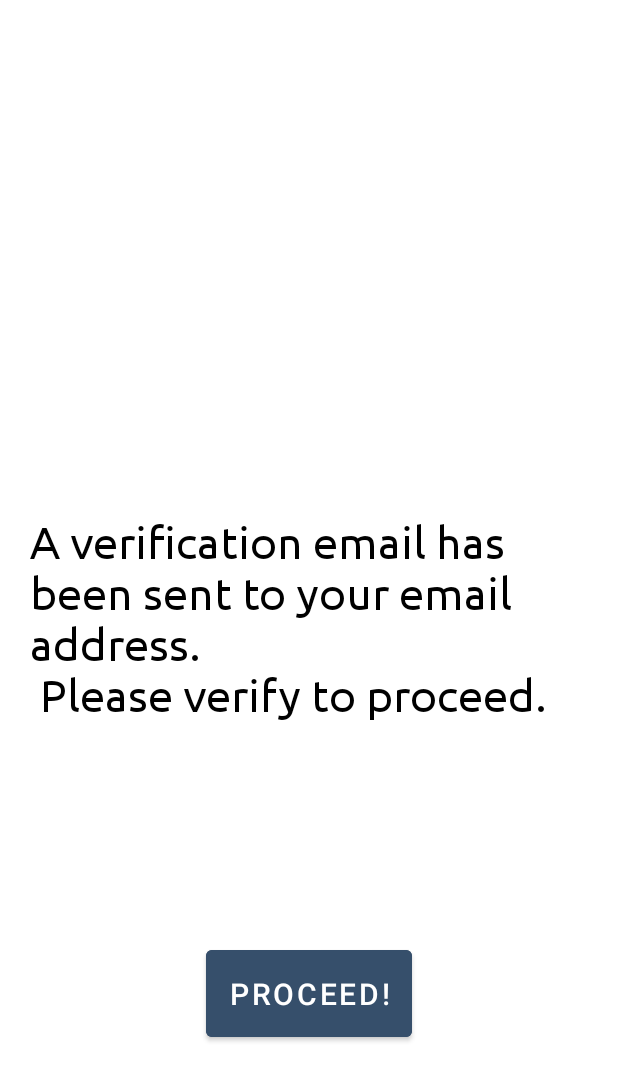
After one commit to Vaibhav5702/Milan, an Android app: the VerificationActivity screen opened directly, with no data from a screen before it, on a phone screen of 412 x 824 dp. The commit adds this screen. Shown: the top 1081 px of the screen. Run offline under Robolectric (Android 15) with nearby library versions, the phone set to English and light mode, and no system bars; our stand-ins replace Firebase (no records; nobody signed in at launch, a user with empty details on screens opened directly).

Commit message:
Email Verification

```diff
--- a/app/src/main/java/com/example/milan/LoginRegistser/Interest.java
+++ b/app/src/main/java/com/example/milan/LoginRegister/Interest.java
@@ -1,4 +1,4 @@
-package com.example.milan.LoginRegistser;
+package com.example.milan.LoginRegister;
 
 public class Interest {
     String interest;
--- a/app/src/main/java/com/example/milan/LoginRegistser/InterestActivity.java
+++ b/app/src/main/java/com/example/milan/LoginRegister/InterestActivity.java
@@ -1,4 +1,4 @@
-package com.example.milan.LoginRegistser;
+package com.example.milan.LoginRegister;
 
 import androidx.appcompat.app.AppCompatActivity;
 import androidx.recyclerview.widget.GridLayoutManager;
--- a/app/src/main/java/com/example/milan/LoginRegistser/InterestAdapter.java
+++ b/app/src/main/java/com/example/milan/LoginRegister/InterestAdapter.java
@@ -1,4 +1,4 @@
-package com.example.milan.LoginRegistser;
+package com.example.milan.LoginRegister;
 
 import android.content.Context;
 import android.graphics.Color;
--- /dev/null
+++ b/app/src/main/java/com/example/milan/LoginRegister/VerificationActivity.java
@@ -0,0 +1,38 @@
+package com.example.milan.LoginRegister;
+
+import androidx.appcompat.app.AppCompatActivity;
+
+import android.content.Intent;
+import android.os.Bundle;
+
+import android.widget.Button;
+import android.widget.Toast;
+
+import com.example.milan.R;
+import com.google.firebase.auth.FirebaseAuth;
+import com.google.firebase.auth.FirebaseUser;
+
+
+public class VerificationActivity extends AppCompatActivity {
+    FirebaseUser user;
+
+    @Override
+    protected void onCreate(Bundle savedInstanceState) {
+        super.onCreate(savedInstanceState);
+        setContentView(R.layout.activity_verification);
+        user=FirebaseAuth.getInstance().getCurrentUser();
+        Button button=findViewById(R.id.verify_btn);
+        button.setOnClickListener(v -> isVerified());
+    }
+
+    public void isVerified(){
+        user.reload();
+        boolean verified=user.isEmailVerified();
+
+        if(verified){
+            Intent intent=new Intent(VerificationActivity.this, InterestActivity.class);
+            intent.setFlags(Intent.FLAG_ACTIVITY_CLEAR_TASK | Intent.FLAG_ACTIVITY_NEW_TASK);
+            startActivity(intent);
+        }
+    }
+}
--- a/app/src/main/res/layout/activity_interest.xml
+++ b/app/src/main/res/layout/activity_interest.xml
@@ -6,7 +6,7 @@
     android:layout_height="match_parent"
     android:background="#364F6B"
     android:orientation="vertical"
-    tools:context=".LoginRegistser.InterestActivity">
+    tools:context=".LoginRegister.InterestActivity">
     <LinearLayout
         android:layout_width="match_parent"
         android:layout_height="wrap_content">
--- a/app/src/main/res/layout/activity_login.xml
+++ b/app/src/main/res/layout/activity_login.xml
@@ -4,7 +4,7 @@
     xmlns:tools="http://schemas.android.com/tools"
     android:layout_width="match_parent"
     android:layout_height="match_parent"
-    tools:context=".LoginRegistser.LoginActivity">
+    tools:context=".LoginRegister.LoginActivity">
 
     <androidx.constraintlayout.widget.Guideline
         android:id="@+id/guideline1"
--- a/app/src/main/res/layout/activity_main.xml
+++ b/app/src/main/res/layout/activity_main.xml
@@ -4,7 +4,7 @@
     xmlns:tools="http://schemas.android.com/tools"
     android:layout_width="match_parent"
     android:layout_height="match_parent"
-    tools:context=".LoginRegistser.MainActivity">
+    tools:context=".LoginRegister.MainActivity">
 
     <TextView
         android:layout_width="wrap_content"
--- a/app/src/main/res/layout/activity_sign_up.xml
+++ b/app/src/main/res/layout/activity_sign_up.xml
@@ -4,7 +4,7 @@
     xmlns:tools="http://schemas.android.com/tools"
     android:layout_width="match_parent"
     android:layout_height="match_parent"
-    tools:context=".LoginRegistser.SignUpActivity">
+    tools:context=".LoginRegister.SignUpActivity">
 
     <androidx.constraintlayout.widget.Guideline
         android:id="@+id/guideline1"
--- /dev/null
+++ b/app/src/main/res/layout/activity_verification.xml
@@ -0,0 +1,40 @@
+<?xml version="1.0" encoding="utf-8"?>
+<androidx.constraintlayout.widget.ConstraintLayout xmlns:android="http://schemas.android.com/apk/res/android"
+
+    xmlns:app="http://schemas.android.com/apk/res-auto"
+    xmlns:tools="http://schemas.android.com/tools"
+    android:layout_width="match_parent"
+    android:layout_height="match_parent"
+    tools:context=".LoginRegister.VerificationActivity">
+
+
+    <TextView
+        android:id="@+id/verifyText"
+        android:layout_width="wrap_content"
+        android:layout_height="wrap_content"
+        android:text="@string/verify_your_email_to_proceed"
+        android:textSize="30sp"
+        android:textColor="#000"
+        android:fontFamily="@font/ubuntu_regular"
+        android:padding="20dp"
+        app:layout_constraintBottom_toBottomOf="parent"
+        app:layout_constraintEnd_toEndOf="parent"
+        app:layout_constraintStart_toStartOf="parent"
+        app:layout_constraintTop_toTopOf="parent" />
+
+    <Button
+        android:id="@+id/verify_btn"
+        android:layout_width="wrap_content"
+        android:layout_height="wrap_content"
+        app:layout_constraintTop_toBottomOf="@id/verifyText"
+        app:layout_constraintBottom_toBottomOf="parent"
+        android:text="@string/proceed"
+        android:textSize="20sp"
+        android:backgroundTint="#364F6B"
+        android:textColor="@color/white"
+        android:padding="15dp"
+        app:layout_constraintEnd_toEndOf="parent"
+        app:layout_constraintStart_toStartOf="parent" />
+
+
+</androidx.constraintlayout.widget.ConstraintLayout>
--- a/app/src/main/res/values/strings.xml
+++ b/app/src/main/res/values/strings.xml
@@ -13,4 +13,8 @@
     <string name="already_a_user_sign_in">Already a User? Sign In</string>
     <!-- TODO: Remove or change this placeholder text -->
     <string name="hello_blank_fragment">Hello blank fragment</string>
+    <string name="verify_your_email_to_proceed">A verification email has been sent to your email address."\n"
+        Please verify to proceed.
+    </string>
+    <string name="proceed">Proceed!</string>
 </resources>
```
Also changed, not shown: app/src/main/AndroidManifest.xml (+6 -5 lines), app/src/main/java/com/example/milan/LoginRegister/LoginActivity.java (renamed from app/src/main/java/com/example/milan/LoginRegitser/LoginActivity.java, +4 -4 lines), app/src/main/java/com/example/milan/LoginRegister/MainActivity.java (renamed from app/src/main/java/com/example/milan/LoginRegistser/MainActivity.java, +3 -4 lines), app/src/main/java/com/example/milan/LoginRegister/SignUpActivity.java (renamed from app/src/main/java/com/example/milan/LoginRegistser/SignUpActivity.java, +22 -28 lines).
